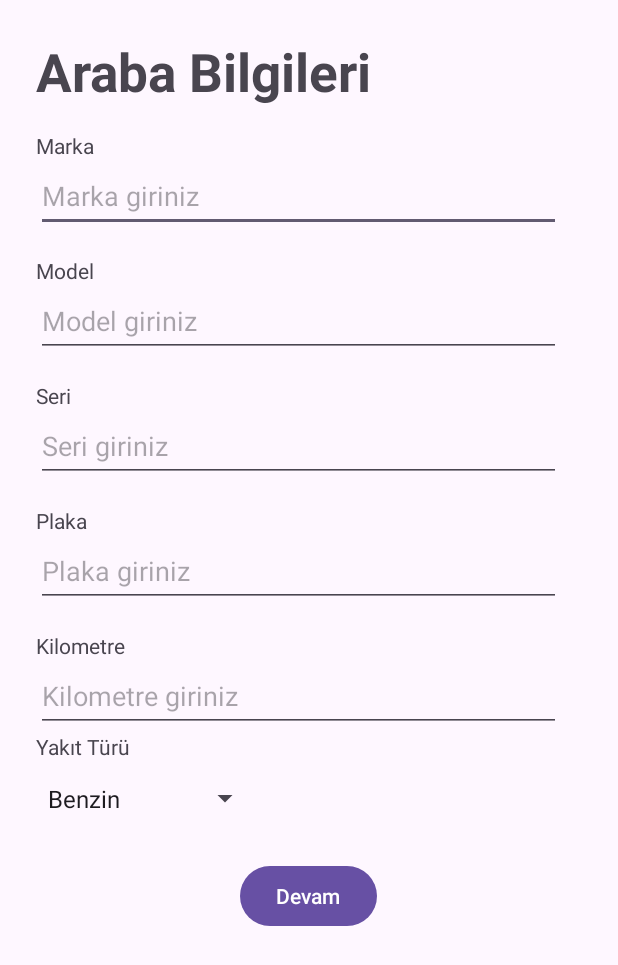
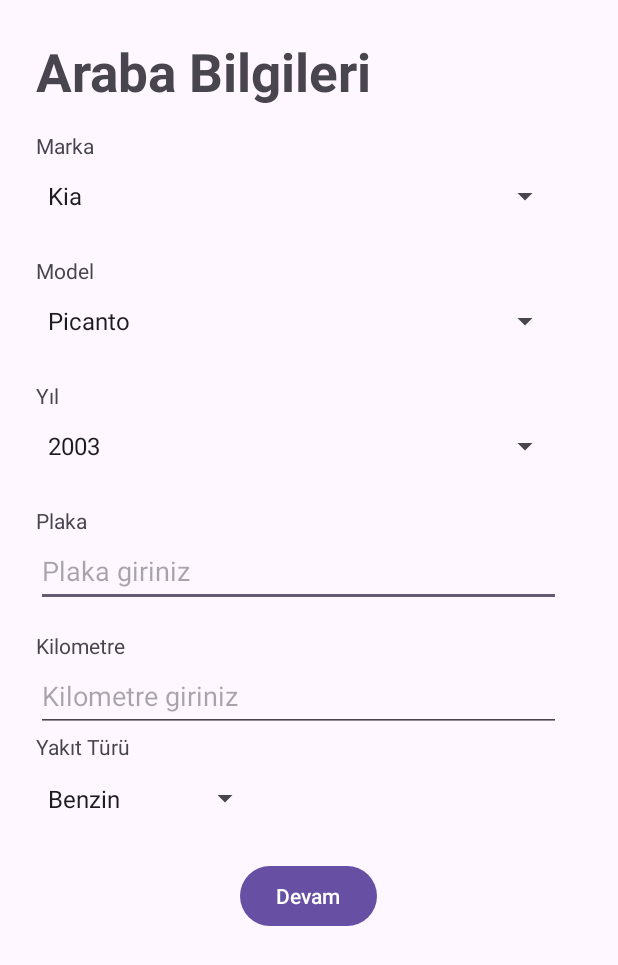
Before and after one commit to MustafaIncee/carServiceApp, an Android app: the Randevu screen opened directly, with no data from a screen before it, on a phone screen of 412 x 824 dp. Shown: the top 965 px of the screen. Run offline under Robolectric (Android 15) with nearby library versions, the phone set to English and light mode, and no system bars; libraries missing offline, so code that uses them is left out: com.vishnusivadas.advanced_httpurlconnection.

Commit message:
marka,model,yıl spinner olarak alındı. markaya göre model seçiliyor.

```diff
--- a/app/src/main/java/com/example/arabaservisiuygulama/Randevu.java
+++ b/app/src/main/java/com/example/arabaservisiuygulama/Randevu.java
@@ -8,22 +8,30 @@ import android.os.Bundle;
 import android.os.Handler;
 import android.os.Looper;
 import android.view.View;
+import android.widget.AdapterView;
+import android.widget.ArrayAdapter;
 import android.widget.Button;
 import android.widget.EditText;
-import android.widget.ProgressBar;
 import android.widget.Spinner;
 import android.widget.Toast;
 
 import com.google.android.material.textfield.TextInputEditText;
 import com.vishnusivadas.advanced_httpurlconnection.PutData;
 
+import java.util.ArrayList;
+import java.util.HashMap;
+import java.util.Map;
+
 public class Randevu extends AppCompatActivity {
 
-    EditText textInputEditTextMarka, textInputEditTextModel, textInputEditTextSeri, textInputEditTextPlaka, TextInputEditTextKilometre;
+    EditText textInputEditTextPlaka, TextInputEditTextKilometre;
 
     Button buttonRandevuOlustur;
 
-    Spinner spinnerYakit;
+    Spinner spinnerMarka, spinnerModel, spinnerYil ,spinnerYakit;
+
+    Map<String, ArrayList<String>> markaModelMap;
+
 
     @SuppressLint("WrongViewCast")
     @Override
@@ -31,30 +39,35 @@ public class Randevu extends AppCompatActivity {
         super.onCreate(savedInstanceState);
         setContentView(R.layout.activity_randevu);
 
+        Map<String, ArrayList<String>> markaModelMap;
+
         buttonRandevuOlustur = (Button)findViewById(R.id.randevuOlustur);
 
-        textInputEditTextMarka = findViewById(R.id.marka);
-        textInputEditTextModel = findViewById(R.id.model);
-        textInputEditTextSeri = findViewById(R.id.seri);
+        spinnerMarka = findViewById(R.id.marka);
+        spinnerModel = findViewById(R.id.model);
+        spinnerYil = findViewById(R.id.yil);
+        spinnerYakit = findViewById(R.id.yakit);
+
         textInputEditTextPlaka = findViewById(R.id.plaka);
         TextInputEditTextKilometre = findViewById(R.id.kilometre);
 
-        spinnerYakit = findViewById(R.id.yakit);
+        initializeMarkaModelMap();
+        setupMarkaSpinner();
 
 
         buttonRandevuOlustur.setOnClickListener(new View.OnClickListener() {
             @Override
             public void onClick(View view) {
-                String marka, model, seri, plaka, kilometre, yakit;
-                marka = String.valueOf(textInputEditTextMarka.getText());
-                model = String.valueOf(textInputEditTextModel.getText());
-                seri = String.valueOf(textInputEditTextSeri.getText());
+                String marka, model, yil, plaka, kilometre, yakit;
+                marka = spinnerMarka.getSelectedItem().toString();
+                model = spinnerModel.getSelectedItem().toString();
+                yil = spinnerYil.getSelectedItem().toString();
                 plaka = String.valueOf(textInputEditTextPlaka.getText());
                 kilometre = String.valueOf(TextInputEditTextKilometre.getText());
                 yakit = spinnerYakit.getSelectedItem().toString();
 
 
-                if (!marka.equals("") && !model.equals("") && !seri.equals("") && !plaka.equals("") && !kilometre.equals("") && !yakit.equals("")){
+                if (!marka.equals("") && !model.equals("") && !yil.equals("") && !plaka.equals("") && !kilometre.equals("") && !yakit.equals("")){
                     //progressBar.setVisibility(View.VISIBLE);
                     Handler handler = new Handler(Looper.getMainLooper());
                     handler.post(new Runnable() {
@@ -66,7 +79,7 @@ public class Randevu extends AppCompatActivity {
                             String[] field = new String[6];
                             field[0] = "marka";
                             field[1] = "model";
-                            field[2] = "seri";
+                            field[2] = "yil";
                             field[3] = "plaka";
                             field[4] = "kilometre";
                             field[5] = "yakit";
@@ -76,7 +89,7 @@ public class Randevu extends AppCompatActivity {
                             String[] data = new String[6];
                             data[0] = marka;
                             data[1] = model;
-                            data[2] = seri;
+                            data[2] = yil;
                             data[3] = plaka;
                             data[4] = kilometre;
                             data[5] = yakit;
@@ -108,6 +121,181 @@ public class Randevu extends AppCompatActivity {
             }
         });
 
+    }
+
+    private void initializeMarkaModelMap() {
+        markaModelMap = new HashMap<>();
+        ArrayList<String> audiModels = new ArrayList<>();
+        audiModels.add("A3");
+        audiModels.add("A4");
+        audiModels.add("A6");
+        audiModels.add("Q3");
+        audiModels.add("Q5");
+        audiModels.add("Q7");
+
+        ArrayList<String> bmwModels = new ArrayList<>();
+        bmwModels.add("1 Serisi");
+        bmwModels.add("2 Serisi");
+        bmwModels.add("3 Serisi");
+        bmwModels.add("4 Serisi");
+        bmwModels.add("5 Serisi");
+        bmwModels.add("6 Serisi");
+        bmwModels.add("7 Serisi");
+        bmwModels.add("X1");
+        bmwModels.add("X2");
+        bmwModels.add("X3");
+        bmwModels.add("X5");
+        bmwModels.add("X6");
+
+        ArrayList<String> fordModels = new ArrayList<>();
+        fordModels.add("Fiesta");
+        fordModels.add("Focus");
+        fordModels.add("Mondeo");
+        fordModels.add("Kuga");
+
+        ArrayList<String> hondaModels = new ArrayList<>();
+        hondaModels.add("Civic");
+        hondaModels.add("Accord");
+        hondaModels.add("HR-V");
+        hondaModels.add("CR-V");
+
+        ArrayList<String> opelModels = new ArrayList<>();
+        opelModels.add("Astra");
+        opelModels.add("Corsa");
+        opelModels.add("Insignia");
+
+        ArrayList<String> toyotaModels = new ArrayList<>();
+        toyotaModels.add("Corolla");
+        toyotaModels.add("Yaris");
+        toyotaModels.add("RAV4");
+        toyotaModels.add("Highlander");
+        toyotaModels.add("Prius");
+
+        ArrayList<String> volkswagenModels = new ArrayList<>();
+        volkswagenModels.add("Golf");
+        volkswagenModels.add("Passat");
+        volkswagenModels.add("Polo");
+        volkswagenModels.add("Tiguan");
+        volkswagenModels.add("Jetta");
+
+        ArrayList<String> citroenModels = new ArrayList<>();
+        citroenModels.add("C3");
+        citroenModels.add("C4");
+        citroenModels.add("C5");
+        citroenModels.add("Cactus");
+
+        ArrayList<String> daciaModels = new ArrayList<>();
+        daciaModels.add("Sandero");
+        daciaModels.add("Logan");
+        daciaModels.add("Duster");
+        daciaModels.add("Lodgy");
+        daciaModels.add("Dokker");
+
+        ArrayList<String> fiatModels = new ArrayList<>();
+        fiatModels.add("500");
+        fiatModels.add("Egea");
+        fiatModels.add("Panda");
+        fiatModels.add("Tipo");
+        fiatModels.add("Doblo");
+
+        ArrayList<String> hyundaiModels = new ArrayList<>();
+        hyundaiModels.add("i10");
+        hyundaiModels.add("i20");
+        hyundaiModels.add("i30");
+        hyundaiModels.add("Kona");
+        hyundaiModels.add("Tucson");
+
+        ArrayList<String> kiaModels = new ArrayList<>();
+        kiaModels.add("Picanto");
+        kiaModels.add("Rio");
+        kiaModels.add("Ceed");
+        kiaModels.add("Sportage");
+        kiaModels.add("Sorento");
+
+
+        ArrayList<String> mercedesModels = new ArrayList<>();
+        mercedesModels.add("A-Class");
+        mercedesModels.add("C-Class");
+        mercedesModels.add("E-Class");
+        mercedesModels.add("S-Class");
+        mercedesModels.add("GLE");
+        mercedesModels.add("GLC");
+
+        ArrayList<String> nissanModels = new ArrayList<>();
+        nissanModels.add("Micra");
+        nissanModels.add("Juke");
+        nissanModels.add("Qashqai");
+        nissanModels.add("X-Trail");
+        nissanModels.add("Leaf");
+
+        ArrayList<String> peugeotModels = new ArrayList<>();
+        peugeotModels.add("208");
+        peugeotModels.add("308");
+        peugeotModels.add("508");
+        peugeotModels.add("2008");
+        peugeotModels.add("3008");
+        peugeotModels.add("5008");
+
+        ArrayList<String> renaultModels = new ArrayList<>();
+        renaultModels.add("Clio");
+        renaultModels.add("Megane");
+        renaultModels.add("Captur");
+        renaultModels.add("Kadjar");
+        renaultModels.add("Talisman");
+        renaultModels.add("Koleos");
+
+
+        ArrayList<String> volvoModels = new ArrayList<>();
+        volvoModels.add("S60");
+        volvoModels.add("S90");
+        volvoModels.add("XC40");
+        volvoModels.add("XC60");
+        volvoModels.add("XC90");
+
+
+
+        markaModelMap.put("Volvo", volvoModels);
+        markaModelMap.put("Nissan", nissanModels);
+        markaModelMap.put("Peugeot", peugeotModels);
+        markaModelMap.put("Renault", renaultModels);
+        markaModelMap.put("Mercedes", mercedesModels);
+        markaModelMap.put("Kia", kiaModels);
+        markaModelMap.put("Hyundai", hyundaiModels);
+        markaModelMap.put("Fiat", fiatModels);
+        markaModelMap.put("Citroen", citroenModels);
+        markaModelMap.put("Audi", audiModels);
+        markaModelMap.put("BMW", bmwModels);
+        markaModelMap.put("Ford", fordModels);
+        markaModelMap.put("Honda", hondaModels);
+        markaModelMap.put("Toyota", toyotaModels);
+        markaModelMap.put("Volkswagen", volkswagenModels);
+        markaModelMap.put("Dacia", daciaModels);
+        markaModelMap.put("Opel", opelModels);
 
     }
+
+    private void setupMarkaSpinner() {
+        ArrayAdapter<String> markaAdapter = new ArrayAdapter<>(this, android.R.layout.simple_spinner_item, new ArrayList<>(markaModelMap.keySet()));
+        markaAdapter.setDropDownViewResource(android.R.layout.simple_spinner_dropdown_item);
+        spinnerMarka.setAdapter(markaAdapter);
+
+        spinnerMarka.setOnItemSelectedListener(new AdapterView.OnItemSelectedListener() {
+            @Override
+            public void onItemSelected(AdapterView<?> parent, View view, int position, long id) {
+                String selectedMarka = markaAdapter.getItem(position);
+                setupModelSpinner(selectedMarka);
+            }
+
+            @Override
+            public void onNothingSelected(AdapterView<?> parent) {
+            }
+        });
+    }
+
+    private void setupModelSpinner(String marka) {
+        ArrayAdapter<String> modelAdapter = new ArrayAdapter<>(this, android.R.layout.simple_spinner_item, markaModelMap.get(marka));
+        modelAdapter.setDropDownViewResource(android.R.layout.simple_spinner_dropdown_item);
+        spinnerModel.setAdapter(modelAdapter);
+    }
+
 }
--- a/app/src/main/res/layout/activity_randevu.xml
+++ b/app/src/main/res/layout/activity_randevu.xml
@@ -27,10 +27,11 @@
             android:layout_marginTop="16dp"
             android:text="Marka" />
 
-        <EditText
+        <Spinner
             android:id="@+id/marka"
             android:layout_width="350dp"
             android:layout_height="48dp"
+            android:entries="@array/markalar"
             android:inputType="text"
             android:hint="Marka giriniz" />
 
@@ -40,25 +41,27 @@
             android:layout_marginTop="16dp"
             android:text="Model" />
 
-        <EditText
+        <Spinner
             android:id="@+id/model"
             android:layout_width="350dp"
             android:layout_height="48dp"
+            android:entries="@array/modeller"
             android:inputType="text"
-            android:hint="Model giriniz" />
+            android:hint="Seri giriniz" />
 
         <TextView
-            android:layout_width="wrap_content"
+            android:layout_width="18dp"
             android:layout_height="wrap_content"
             android:layout_marginTop="16dp"
-            android:text="Seri" />
+            android:text="Yıl" />
 
-        <EditText
-            android:id="@+id/seri"
+        <Spinner
+            android:id="@+id/yil"
             android:layout_width="350dp"
             android:layout_height="48dp"
+            android:entries="@array/yillar"
             android:inputType="text"
-            android:hint="Seri giriniz" />
+            android:hint="Yıl giriniz" />
 
         <TextView
             android:layout_width="wrap_content"
@@ -94,21 +97,21 @@
             app:layout_constraintTop_toTopOf="parent"
             app:layout_constraintStart_toStartOf="parent"/>
 
+
         <Spinner
             android:id="@+id/yakit"
             android:layout_width="150dp"
             android:layout_height="50dp"
             android:entries="@array/yakit_turleri"
-            app:layout_constraintTop_toBottomOf="@id/yakit_turu_label"
-            app:layout_constraintStart_toStartOf="parent"/>
-
+            app:layout_constraintStart_toStartOf="parent"
+            app:layout_constraintTop_toBottomOf="@id/yakit_turu_label" />
 
         <Button
             android:id="@+id/randevuOlustur"
             android:layout_width="wrap_content"
             android:layout_height="wrap_content"
+            android:layout_gravity="center_horizontal"
             android:layout_marginTop="16dp"
-            android:layout_gravity="center_horizontal"
             android:text="Devam" />
 
     </LinearLayout>
--- a/app/src/main/res/values/strings.xml
+++ b/app/src/main/res/values/strings.xml
@@ -25,6 +25,57 @@
         <item>Elektrik</item>
         <item>Hybrid</item>
     </string-array>
+    <string-array name="markalar">
+        <item>Audi</item>
+        <item>BMW</item>
+        <item>Citroën</item>
+        <item>Dacia</item>
+        <item>Fiat</item>
+        <item>Ford</item>
+        <item>Honda</item>
+        <item>Hyundai</item>
+        <item>Kia</item>
+        <item>Mercedes-Benz</item>
+        <item>Nissan</item>
+        <item>Opel</item>
+        <item>Peugeot</item>
+        <item>Renault</item>
+        <item>Toyota</item>
+        <item>Volkswagen</item>
+        <item>Volvo</item>
+    </string-array>
+
+    <string-array name="modeller">
+        <item>Benzin</item>
+        <item>Dizel</item>
+        <item>Elektrik</item>
+        <item>Hybrid</item>
+    </string-array>
+
+    <string-array name="yillar">
+        <item>2003</item>
+        <item>2004</item>
+        <item>2005</item>
+        <item>2006</item>
+        <item>2007</item>
+        <item>2008</item>
+        <item>2009</item>
+        <item>2010</item>
+        <item>2011</item>
+        <item>2012</item>
+        <item>2013</item>
+        <item>2014</item>
+        <item>2015</item>
+        <item>2016</item>
+        <item>2017</item>
+        <item>2018</item>
+        <item>2019</item>
+        <item>2020</item>
+        <item>2021</item>
+        <item>2022</item>
+        <item>2023</item>
+
+    </string-array>
 
     <string name="title_activity_randevu">Randevu</string>
 </resources>
```
